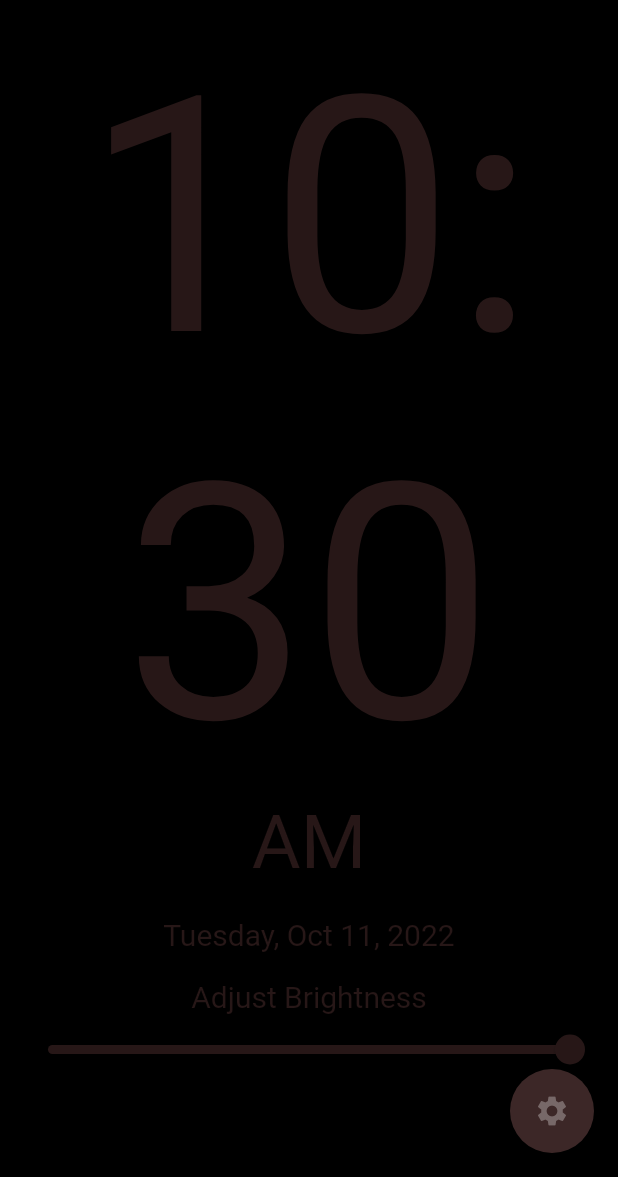
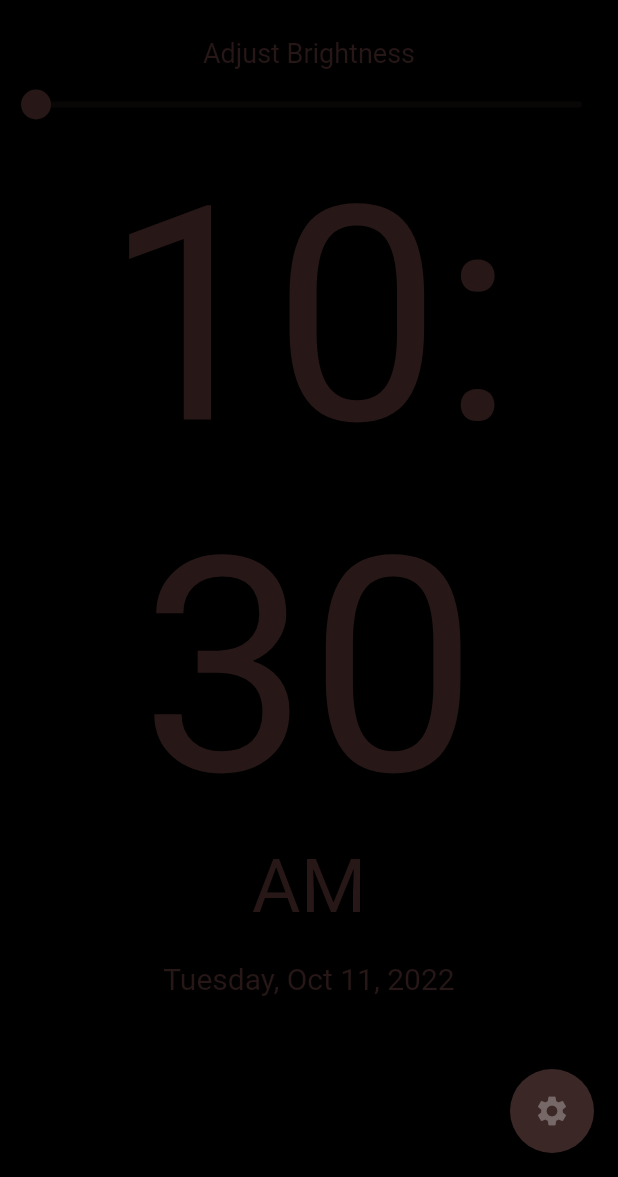
Before and after one commit to lmasullo/flutter_clock, a Flutter app: the screen it shows after launch, on a phone screen of 412 x 824 dp, the part 59-1236 px from its top. Run offline on Flutter 3.47's test engine with Material 2 defaults, Android fonts, the phone set to English and light mode, and no system bars; our stand-ins replace just_audio, shared_preferences, toggle_switch, wakelock; missing offline and left inert: screen_brightness.

```diff
--- a/lib/main.dart
+++ b/lib/main.dart
@@ -1,7 +1,7 @@
 // Dependencies
 import 'package:flutter/material.dart';
-// import 'package:wakelock/wakelock.dart';
-import 'package:flutter_screen_wake/flutter_screen_wake.dart';
+import 'package:flutter/services.dart';
+import 'package:wakelock/wakelock.dart';
 
 // State
 import 'package:provider/provider.dart';
@@ -16,6 +16,14 @@ import 'widgets/brightness.dart';
 
 void main() {
   WidgetsFlutterBinding.ensureInitialized();
+  // SystemChrome.setEnabledSystemUIMode(SystemUiMode.manual, overlays: [
+  //   SystemUiOverlay.bottom, //This line is used for showing the bottom bar
+  //   // SystemUiOverlay.top //This line is used for showing the top bar
+  // ]);
+
+  // Remove the status and bottom bars
+  SystemChrome.setEnabledSystemUIMode(SystemUiMode.immersive);
+
   runApp(
     // This is enables Provider State Management
     ChangeNotifierProvider(
@@ -72,9 +80,12 @@ class _MyHomePageState extends State<MyHomePage> {
     super.initState();
 
     // Keep the app awake
-    // Wakelock.enable();
-    // Prevent screen from going into sleep mode:
-    FlutterScreenWake.keepOn(true);
+    Wakelock.enable();
+
+    // Remove the status and bottom bars
+    // SystemChrome.setEnabledSystemUIMode(SystemUiMode.manual,
+    //     overlays: [SystemUiOverlay.bottom]);
+    SystemChrome.setEnabledSystemUIMode(SystemUiMode.immersive);
   }
 
   @override
@@ -90,16 +101,14 @@ class _MyHomePageState extends State<MyHomePage> {
         ),
         backgroundColor: Colors.black,
       ),
-      body: Center(
-        child: Column(
-          // mainAxisAlignment: MainAxisAlignment.center,
-          children: const <Widget>[
-            // The clock widget
-            Clock(),
-            // The brightness widget
-            Brightness(),
-          ],
-        ),
+      body: Column(
+        // mainAxisAlignment: MainAxisAlignment.c,
+        children: const <Widget>[
+          // The brightness widget
+          Brightness(),
+          // The clock widget
+          Clock(),
+        ],
       ),
       floatingActionButton: FloatingActionButton(
         foregroundColor: const Color(0xFF776868),
--- a/lib/pages/settings.dart
+++ b/lib/pages/settings.dart
@@ -40,7 +40,7 @@ class _SettingsState extends State<Settings> {
               padding: EdgeInsets.all(15.0),
               child: Text('Alarms', style: TextStyle(fontSize: 24)),
             ),
-            const Text('(version 1.4)', style: TextStyle(fontSize: 18)),
+            const Text('(version 1.11)', style: TextStyle(fontSize: 18)),
             const SizedBox(height: 20),
             Text(
               'Set Snooze Minutes: $snoozeMinutes',
--- a/lib/widgets/brightness.dart
+++ b/lib/widgets/brightness.dart
@@ -1,6 +1,7 @@
 // Dependencies
 import 'package:flutter/material.dart';
-import 'package:flutter_screen_wake/flutter_screen_wake.dart';
+import 'package:flutter/services.dart';
+import 'package:screen_brightness/screen_brightness.dart';
 
 class Brightness extends StatefulWidget {
   const Brightness({super.key});
@@ -10,29 +11,49 @@ class Brightness extends StatefulWidget {
 }
 
 class _BrightnessState extends State<Brightness> {
-  double brightness = 1.0;
+  // Variables
+  double brightness = 0.0;
+
+  @override
+  void initState() {
+    super.initState();
+    initPlatformBrightness();
+  }
+
+  Future<void> initPlatformBrightness() async {
+    double bright;
+
+    try {
+      bright = await ScreenBrightness().system;
+    } on PlatformException {
+      bright = 1.0;
+    }
+    if (!mounted) return;
+    setState(() {
+      brightness = bright;
+    });
+  }
 
   @override
   Widget build(BuildContext context) {
     return Padding(
-      padding: const EdgeInsets.all(8.0),
+      padding: const EdgeInsets.only(top: 8.0),
       child: Column(
         children: [
-          const SizedBox(height: 10),
-          Text('Adjust Brightness',
-              style: TextStyle(
-                color: Theme.of(context).primaryColor,
-                fontSize: 20,
-              )),
+          Text(
+            'Adjust Brightness',
+            style:
+                TextStyle(fontSize: 18, color: Theme.of(context).primaryColor),
+          ),
           Slider(
-            value: brightness,
-            onChanged: (value) {
-              FlutterScreenWake.setBrightness(value);
-              setState(() {
-                brightness = value;
-              });
-            },
-          ),
+              value: brightness,
+              onChanged: (value) {
+                setState(() {
+                  brightness = value;
+                });
+                // FlutterScreenWake.setBrightness(brightness);
+                ScreenBrightness().setScreenBrightness(brightness);
+              }),
         ],
       ),
     );
--- a/lib/widgets/clock.dart
+++ b/lib/widgets/clock.dart
@@ -114,6 +114,10 @@ class _ClockState extends State<Clock> {
 
   @override
   Widget build(BuildContext context) {
+    // Get the orientation
+    Orientation orientation = MediaQuery.of(context).orientation;
+    print(orientation);
+
     // Get alarmTime from ApplicationState
     String? alarmTime = Provider.of<ApplicationState>(context).alarmTime;
 
@@ -220,7 +224,7 @@ class _ClockState extends State<Clock> {
                   ],
                 ],
               ),
-            ],
+            ], //End of if(alarmTime != 'off') ...[
 
             // Show the snooze button
             if (showSnooze == true) ...[
@@ -255,18 +259,22 @@ class _ClockState extends State<Clock> {
                   ),
                 ),
               ),
+              // End of if(showSnooze == true)
             ] else ...[
+              // Show the clock
+              // First, check the orientation
+              if (orientation == Orientation.portrait) ...[
                 Text(
                   DateFormat('h:').format(DateTime.now()),
                   style: TextStyle(
-                  fontSize: 220,
+                    fontSize: 200,
                     color: Theme.of(context).primaryColor,
                   ),
                 ),
                 Text(
                   DateFormat('mm').format(DateTime.now()),
                   style: TextStyle(
-                  fontSize: 220,
+                    fontSize: 200,
                     color: Theme.of(context).primaryColor,
                   ),
                 ),
@@ -287,6 +295,27 @@ class _ClockState extends State<Clock> {
                     color: Theme.of(context).primaryColor,
                   ),
                 ),
+
+                // Orientation is Landscape
+              ] else ...[
+                Text(
+                  DateFormat('h:mm a').format(DateTime.now()),
+                  style: TextStyle(
+                    fontSize: 150,
+                    color: Theme.of(context).primaryColor,
+                  ),
+                ),
+                const SizedBox(
+                  height: 20,
+                ),
+                Text(
+                  DateFormat('EEEE, MMM d, yyyy').format(DateTime.now()),
+                  style: TextStyle(
+                    fontSize: 40,
+                    color: Theme.of(context).primaryColor,
+                  ),
+                ),
+              ],
             ],
           ],
         );
--- a/pubspec.yaml
+++ b/pubspec.yaml
@@ -17,7 +17,7 @@ publish_to: "none" # Remove this line if you wish to publish to pub.dev
 # https://developer.apple.com/library/archive/documentation/General/Reference/InfoPlistKeyReference/Articles/CoreFoundationKeys.html
 # In Windows, build-name is used as the major, minor, and patch parts
 # of the product and file versions while build-number is used as the build suffix.
-version: 1.3.0+1
+version: 1.11.0+1
 
 environment:
   sdk: ">=2.18.1 <3.0.0"
@@ -41,12 +41,12 @@ dependencies:
 
   intl: ^0.17.0
   # device_display_brightness: ^0.0.6
-  # wakelock: ^0.6.2
+  wakelock: ^0.6.2
   just_audio: ^0.9.27
   # localstorage: ^4.0.0+1
   shared_preferences: ^2.0.15
   toggle_switch: ^2.0.1
-  flutter_screen_wake: ^1.0.2
+  screen_brightness: ^0.2.2
 
 dev_dependencies:
   flutter_test:
```
Also changed, not shown: pubspec.lock, 5 other files. Lines whose indentation alone changed are shown as unchanged.
